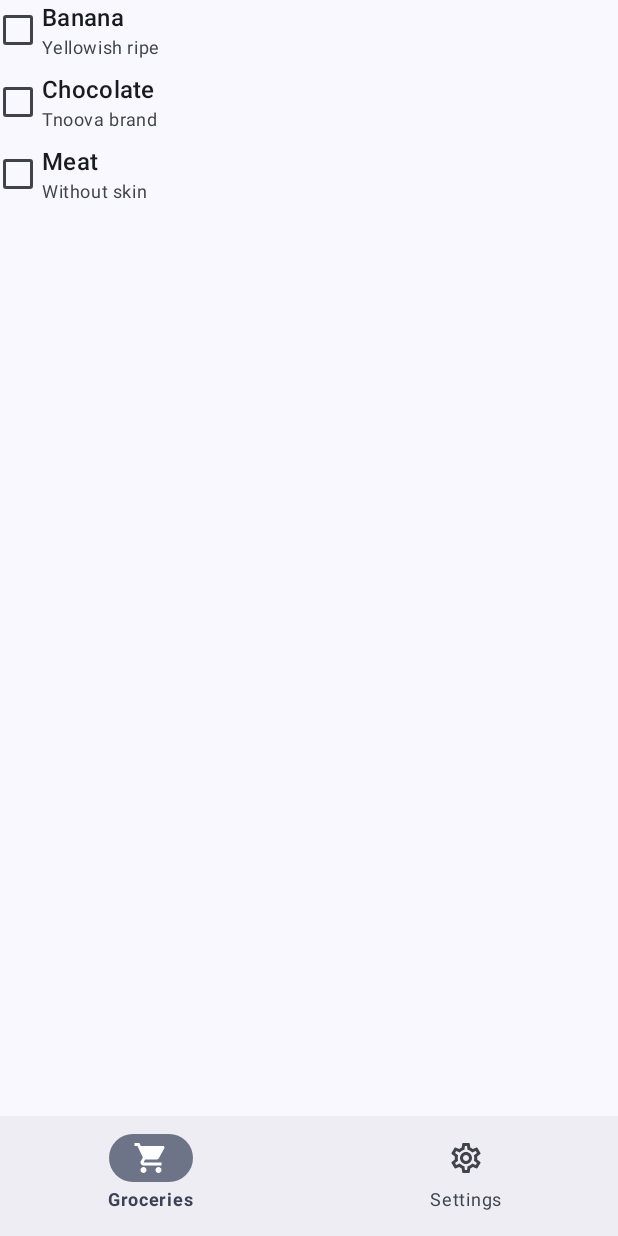
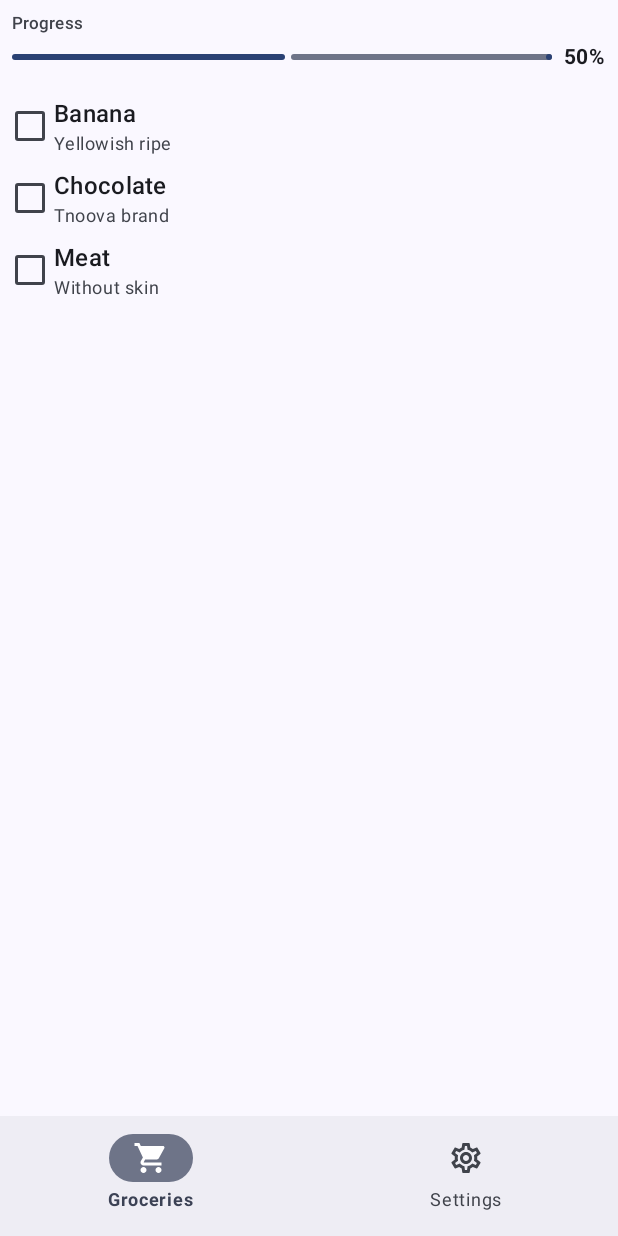
Before and after one commit to nirshahar/Grocery-List-App, an Android app built with Jetpack Compose: the screen it shows after launch (MainActivity), on a phone screen of 412 x 824 dp. Run offline under Robolectric (Android 15) with nearby library versions, the phone set to English and light mode, and no system bars.

Commit message:
added progress bar UI and added 8dp window insets

```diff
--- a/app/src/main/java/com/example/grocerylist/MainActivity.kt
+++ b/app/src/main/java/com/example/grocerylist/MainActivity.kt
@@ -9,6 +9,7 @@ import androidx.compose.material3.Scaffold
 import androidx.compose.runtime.Composable
 import androidx.compose.ui.Modifier
 import androidx.compose.ui.tooling.preview.Preview
+import androidx.compose.ui.unit.dp
 import androidx.navigation.compose.rememberNavController
 import com.example.grocerylist.navigation.AppNavBar
 import com.example.grocerylist.navigation.AppNav
@@ -31,7 +32,7 @@ fun MainContent() {
 
     GroceryListTheme {
         Scaffold(bottomBar = { AppNavBar(navController) }) { innerPadding ->
-            AppNav(navController, modifier = Modifier.padding(innerPadding))
+            AppNav(navController, modifier = Modifier.padding(8.dp).padding(innerPadding))
         }
     }
 }
--- a/app/src/main/java/com/example/grocerylist/checkout/CheckoutScreen.kt
+++ b/app/src/main/java/com/example/grocerylist/checkout/CheckoutScreen.kt
@@ -4,26 +4,62 @@ import androidx.compose.foundation.layout.Arrangement
 import androidx.compose.foundation.layout.Column
 import androidx.compose.foundation.layout.Row
 import androidx.compose.foundation.layout.fillMaxSize
+import androidx.compose.foundation.layout.fillMaxWidth
 import androidx.compose.foundation.lazy.LazyColumn
 import androidx.compose.material3.Checkbox
+import androidx.compose.material3.LinearProgressIndicator
 import androidx.compose.material3.MaterialTheme
 import androidx.compose.material3.Surface
 import androidx.compose.material3.Text
 import androidx.compose.runtime.Composable
 import androidx.compose.ui.Alignment
 import androidx.compose.ui.Modifier
+import androidx.compose.ui.text.font.FontWeight
 import androidx.compose.ui.tooling.preview.Preview
 import androidx.compose.ui.unit.dp
 
 @Composable
 fun CheckoutScreen(items: List<CheckoutItem>, modifier: Modifier = Modifier) {
     Surface(modifier = modifier.fillMaxSize()) {
+        Column(
+            verticalArrangement = Arrangement.spacedBy(16.dp)
+        ) {
+            CheckoutProgress()
+            CheckoutItems(items)
+        }
+    }
+}
+
+@Composable
+fun CheckoutItems(items: List<CheckoutItem>, modifier: Modifier = Modifier) {
     LazyColumn(
-            verticalArrangement = Arrangement.spacedBy(8.dp)
+        verticalArrangement = Arrangement.spacedBy(8.dp),
+        modifier = modifier
     ) {
         items(items.size) { idx ->
             CheckoutRow(items[idx])
         }
+    }
+}
+
+@Composable
+fun CheckoutProgress(modifier: Modifier = Modifier) {
+    Column(
+        modifier = modifier,
+        verticalArrangement = Arrangement.spacedBy(4.dp)
+    ) {
+        Text(
+            "Progress",
+            style = MaterialTheme.typography.labelSmall,
+            color = MaterialTheme.colorScheme.onSurfaceVariant,
+        )
+        Row(
+            horizontalArrangement = Arrangement.spacedBy(8.dp),
+            verticalAlignment = Alignment.CenterVertically,
+            modifier = Modifier.fillMaxWidth()
+        ) {
+            LinearProgressIndicator(progress = { 0.5f }, modifier = Modifier.fillMaxWidth().weight(1f))
+            Text("50%", style = MaterialTheme.typography.bodyMedium, fontWeight = FontWeight.Bold)
         }
     }
 }
@@ -39,7 +75,11 @@ fun CheckoutRow(item: CheckoutItem, modifier: Modifier = Modifier) {
         Checkbox(false, onCheckedChange = null)
         Column {
             Text(item.itemName, style = MaterialTheme.typography.titleMedium)
-            Text(item.subtext, style = MaterialTheme.typography.bodySmall, color = MaterialTheme.colorScheme.onSurfaceVariant)
+            Text(
+                item.subtext,
+                style = MaterialTheme.typography.bodySmall,
+                color = MaterialTheme.colorScheme.onSurfaceVariant
+            )
         }
     }
 }
@@ -47,11 +87,13 @@ fun CheckoutRow(item: CheckoutItem, modifier: Modifier = Modifier) {
 @Composable
 @Preview
 fun CheckoutScreenPreview() {
-    CheckoutScreen(listOf(
+    CheckoutScreen(
+        listOf(
             CheckoutItem("Banana", "Yellowish ripe"),
             CheckoutItem("Chocolate", "Tnoova brand"),
             CheckoutItem("Meat", "Without skin"),
-    ))
+        )
+    )
 }
 
 @Composable
@@ -61,3 +103,9 @@ fun CheckoutRowPreview() {
         CheckoutItem("Banana", "Yellowish ripe"),
     )
 }
+
+@Preview(showBackground = true)
+@Composable
+private fun CheckoutProgressPreview() {
+    CheckoutProgress()
+}
```
Lines whose indentation alone changed are shown as unchanged.
